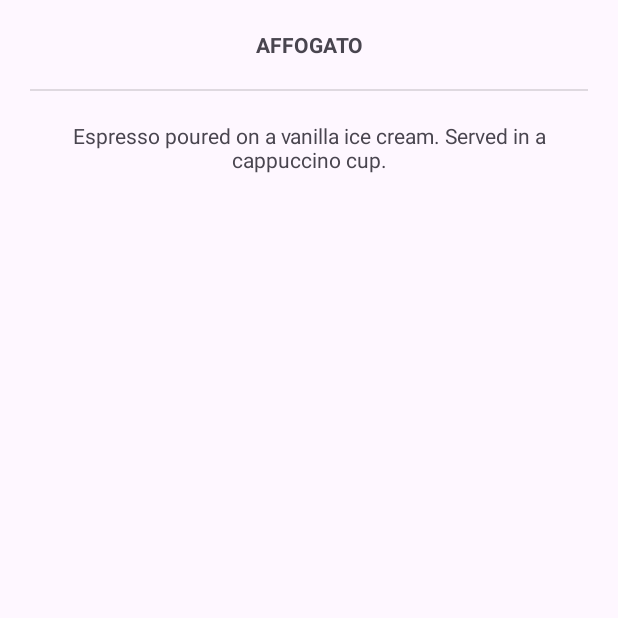
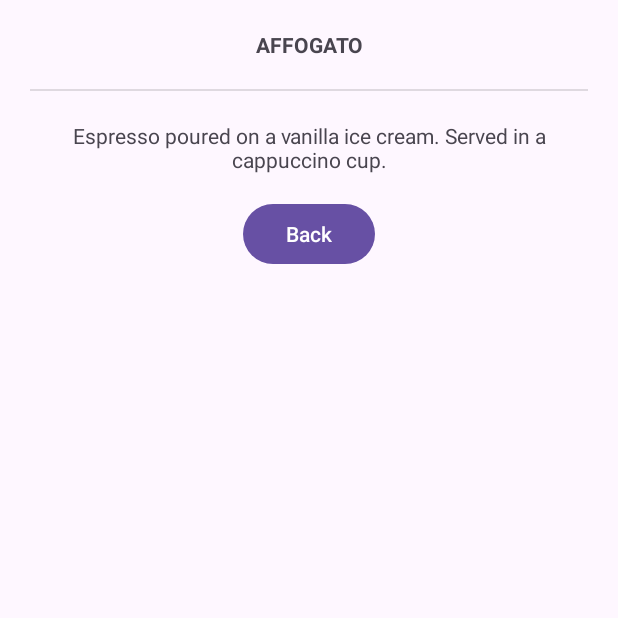
Before and after one commit to YaredMordechai/LAB_WEEK_03, an Android app: the DetailFragment screen opened through its navigation route, on a phone screen of 412 x 824 dp, the top half of it. Run offline under Robolectric (Android 15) with nearby library versions, the phone set to English and light mode, and no system bars.

Commit message:
Commit No.5 – add back button & extend list

```diff
--- a/app/src/main/java/com/example/lab_week_03/DetailFragment.kt
+++ b/app/src/main/java/com/example/lab_week_03/DetailFragment.kt
@@ -2,8 +2,10 @@ package com.example.lab_week_03
 
 import android.os.Bundle
 import android.view.*
+import android.widget.Button
 import android.widget.TextView
 import androidx.fragment.app.Fragment
+import androidx.navigation.fragment.findNavController
 
 class DetailFragment : Fragment() {
 
@@ -19,16 +21,21 @@ class DetailFragment : Fragment() {
         }
     }
 
+    // Tambahkan 2 kopi lagi
     private val titles = arrayOf(
         "AFFOGATO",
         "AMERICANO",
-        "CAFFE LATTE"
+        "CAFFE LATTE",
+        "CAPPUCCINO",
+        "ESPRESSO"
     )
 
     private val descriptions = arrayOf(
         "Espresso poured on a vanilla ice cream. Served in a cappuccino cup.",
         "Espresso with added hot water (100-150 ml). Often served in a cappuccino cup.",
-        "A tall, mild 'milk coffee' (about 150-300 ml). Espresso with steamed milk and little milk foam."
+        "A tall, mild 'milk coffee' (about 150-300 ml). Espresso with steamed milk and little milk foam.",
+        "Espresso with steamed milk foam. Served in a cappuccino cup.",
+        "Strong black coffee brewed by forcing hot water under pressure through finely ground coffee beans."
     )
 
     override fun onCreateView(
@@ -44,7 +51,13 @@ class DetailFragment : Fragment() {
         val titleView: TextView = view.findViewById(R.id.coffee_title)
         val descView: TextView = view.findViewById(R.id.coffee_desc)
 
-        titleView.text = titles[id]
-        descView.text = descriptions[id]
+        titleView.text = titles.getOrNull(id) ?: "Unknown Coffee"
+        descView.text = descriptions.getOrNull(id) ?: "No description available."
+
+        // 🔙 Tombol Back
+        val btnBack = view.findViewById<Button>(R.id.btnBack)
+        btnBack?.setOnClickListener {
+            findNavController().navigate(R.id.coffeeList)
+        }
     }
 }
--- a/app/src/main/java/com/example/lab_week_03/ListFragment.kt
+++ b/app/src/main/java/com/example/lab_week_03/ListFragment.kt
@@ -21,10 +21,12 @@ class ListFragment : Fragment() {
     override fun onViewCreated(view: View, savedInstanceState: Bundle?) {
         super.onViewCreated(view, savedInstanceState)
 
-        val coffeeList = listOf(
-            view.findViewById<View>(R.id.affogato),
-            view.findViewById<View>(R.id.americano),
-            view.findViewById<View>(R.id.latte)
+        val coffeeList = listOf<View>(
+            view.findViewById(R.id.affogato),
+            view.findViewById(R.id.americano),
+            view.findViewById(R.id.latte),
+            view.findViewById(R.id.cappuccino),
+            view.findViewById(R.id.espresso)
         )
 
         coffeeList.forEachIndexed { index, coffee ->
--- a/app/src/main/res/layout/fragment_detail.xml
+++ b/app/src/main/res/layout/fragment_detail.xml
@@ -25,4 +25,11 @@
         android:layout_height="wrap_content"
         android:gravity="center"
         tools:text="@string/affogato_desc" />
+    <Button
+        android:id="@+id/btnBack"
+        android:layout_width="wrap_content"
+        android:layout_height="wrap_content"
+        android:text="Back"
+        android:layout_marginTop="16dp"
+        android:layout_gravity="center_horizontal"/>
 </LinearLayout>
```
Also changed, not shown: app/src/main/res/layout/fragment_list.xml (+15 -0 lines), app/src/main/res/values/strings.xml (+7 -0 lines).
